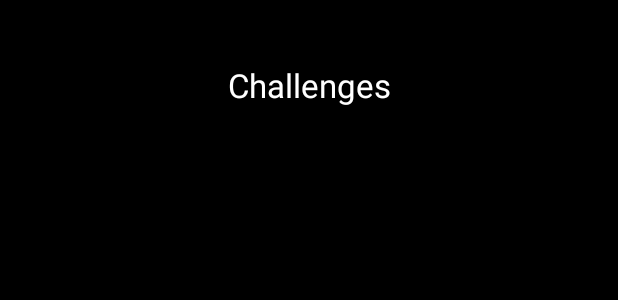
After one commit to Masqueey/super42, an Android app: the layout activity_challenges.xml on its own in the app's theme, with its tools: preview values and no code run, on a phone screen of 412 x 824 dp. The commit adds this screen. Shown: the top 300 px of the screen. Run offline under Robolectric (Android 15) with nearby library versions, the phone set to English and light mode, and no system bars.

Commit message:
Achievements first version
Je kan nu achievements halen zoals 2/3 41's en 15/30/60 seconden een 41
hebben
Achievements haal je wel maar dat zie je nog niet tijdens het spelen, na
het spel in het main menu naar challenges gaan om te zien wat je hebt
gehaald. Zal er nog voor zorgen dat je de challenges ziet tijdens het
spelen en in de gameOver activity

```diff
--- a/app/src/main/java/com/example/puC/super42/GameOver.java
+++ b/app/src/main/java/com/example/puC/super42/GameOver.java
@@ -23,8 +23,8 @@ public class GameOver extends AppCompatActivity {
         );
 
         highscores = (TextView) findViewById(R.id.highscores);
-        GetSetScore getSetScore = new GetSetScore(GameOver.this);
-        ArrayList<String> scores= getSetScore.readHighscores();
+        ReadWrite ReadWrite = new ReadWrite(GameOver.this);
+        ArrayList<String> scores= ReadWrite.readHighscores();
         for (String s : scores) {
             highscores.append(s.replaceFirst("\\s", "\t\t") + "\n");
         }
--- a/app/src/main/java/com/example/puC/super42/MyView.java
+++ b/app/src/main/java/com/example/puC/super42/MyView.java
@@ -67,6 +67,7 @@ public class MyView extends View implements View.OnClickListener{
                 MainActivity.detectCollisions();
                 MainActivity.spawn();
                 drawScore(c);
+                MainActivity.procesChallenges();
                 postInvalidateDelayed(33);
         }
 
--- a/app/src/main/java/com/example/puC/super42/regularGame.java
+++ b/app/src/main/java/com/example/puC/super42/regularGame.java
@@ -135,7 +135,7 @@ public class RegularGame {
         alive = false;
         Log.d("setDead", "u died alive=" + alive);
         Log.d("openDieActivity", "started");
-        GetSetScore s = new GetSetScore(c);
+        ReadWrite s = new ReadWrite(c);
         s.saveScore(Integer.toString(points));
         Intent intent = new Intent(c, GameOver.class);
         intent.putExtra("Score", points);
--- /dev/null
+++ b/app/src/main/res/layout/activity_challenges.xml
@@ -0,0 +1,34 @@
+<?xml version="1.0" encoding="utf-8"?>
+<RelativeLayout xmlns:android="http://schemas.android.com/apk/res/android"
+    xmlns:tools="http://schemas.android.com/tools"
+    android:layout_width="match_parent"
+    android:layout_height="match_parent"
+    android:paddingBottom="@dimen/activity_vertical_margin"
+    android:paddingLeft="@dimen/activity_horizontal_margin"
+    android:paddingRight="@dimen/activity_horizontal_margin"
+    android:paddingTop="@dimen/activity_vertical_margin"
+    android:background="@color/black"
+    tools:context="com.example.puC.super42.Challenges">
+
+    <TextView
+        android:layout_width="match_parent"
+        android:layout_height="wrap_content"
+        android:textSize="22dp"
+        android:textColor="@color/white"
+        android:text="\nChallenges\n\n"
+        android:layout_centerHorizontal="true"
+        android:gravity="center_horizontal|center"
+        android:id="@+id/titleChallenges"/>
+
+    <TextView
+        android:layout_width="match_parent"
+        android:layout_height="wrap_content"
+        android:layout_centerHorizontal="true"
+        android:gravity="left"
+        android:textColor="@color/white"
+        android:layout_marginTop="30dp"
+        android:textSize="18dp"
+        android:id="@+id/challengesCompleted"
+        android:layout_below="@+id/titleChallenges"/>
+
+</RelativeLayout>
```
Also changed, not shown: app/src/main/AndroidManifest.xml (+13 -10 lines), app/src/main/java/com/example/puC/super42/Challenges.java (added, +31 -0 lines), app/src/main/java/com/example/puC/super42/GetSetScore.java (deleted, +0 -120 lines), app/src/main/java/com/example/puC/super42/Highscores.java (+3 -8 lines), app/src/main/java/com/example/puC/super42/MainActivity.java (+90 -1 lines), app/src/main/java/com/example/puC/super42/MenuActivity.java (+8 -3 lines).
